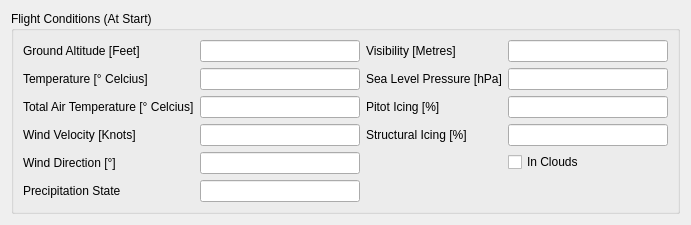
Qt form src/UserInterface/src/Widgets/FlightConditionsWidget.ui (till213/SkyDolly) before a commit.
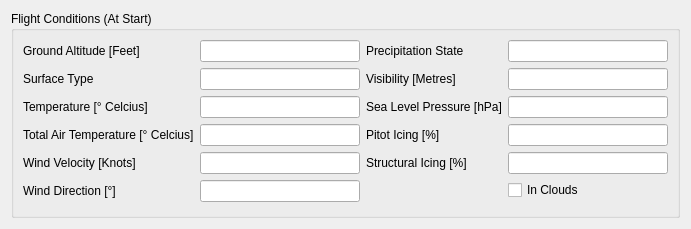
The same form after that commit.

Commit message: Move surface type to flight conditions

What changed in the file:
```diff
--- a/src/UserInterface/src/Widgets/FlightConditionsWidget.ui
+++ b/src/UserInterface/src/Widgets/FlightConditionsWidget.ui
@@ -7,32 +7,176 @@
     <x>0</x>
     <y>0</y>
     <width>666</width>
-    <height>222</height>
+    <height>226</height>
    </rect>
   </property>
   <property name="windowTitle">
    <string>Form</string>
   </property>
-  <layout class="QGridLayout" name="gridLayout">
+  <layout class="QGridLayout" name="gridLayout_2">
    <item row="0" column="0">
     <widget class="QGroupBox" name="groupBox">
      <property name="title">
       <string>Flight Conditions (At Start)</string>
      </property>
-     <layout class="QGridLayout" name="gridLayout_2">
+     <layout class="QGridLayout" name="gridLayout">
+      <item row="0" column="0">
+       <layout class="QFormLayout" name="formLayout">
+        <item row="0" column="0">
+         <widget class="QLabel" name="label_14">
+          <property name="text">
+           <string>Ground Altitude [Feet]</string>
+          </property>
+         </widget>
+        </item>
+        <item row="0" column="1">
+         <widget class="QLineEdit" name="groundAltitudeLineEdit">
+          <property name="minimumSize">
+           <size>
+            <width>160</width>
+            <height>0</height>
+           </size>
+          </property>
+          <property name="readOnly">
+           <bool>true</bool>
+          </property>
+         </widget>
+        </item>
+        <item row="1" column="0">
+         <widget class="QLabel" name="label_9">
+          <property name="text">
+           <string>Surface Type</string>
+          </property>
+         </widget>
+        </item>
+        <item row="1" column="1">
+         <widget class="QLineEdit" name="surfaceTypeLineEdit">
+          <property name="minimumSize">
+           <size>
+            <width>160</width>
+            <height>0</height>
+           </size>
+          </property>
+          <property name="text">
+           <string/>
+          </property>
+          <property name="readOnly">
+           <bool>true</bool>
+          </property>
+         </widget>
+        </item>
+        <item row="2" column="0">
+         <widget class="QLabel" name="label_15">
+          <property name="text">
+           <string>Temperature [° Celcius]</string>
+          </property>
+         </widget>
+        </item>
+        <item row="2" column="1">
+         <widget class="QLineEdit" name="temperatureLineEdit">
+          <property name="minimumSize">
+           <size>
+            <width>160</width>
+            <height>0</height>
+           </size>
+          </property>
+          <property name="readOnly">
+           <bool>true</bool>
+          </property>
+         </widget>
+        </item>
+        <item row="3" column="0">
+         <widget class="QLabel" name="label_16">
+          <property name="text">
+           <string>Total Air Temperature [° Celcius]</string>
+          </property>
+         </widget>
+        </item>
+        <item row="3" column="1">
+         <widget class="QLineEdit" name="totalAirTemperatureLineEdit">
+          <property name="minimumSize">
+           <size>
+            <width>160</width>
+            <height>0</height>
+           </size>
+          </property>
+          <property name="readOnly">
+           <bool>true</bool>
+          </property>
+         </widget>
+        </item>
+        <item row="4" column="0">
+         <widget class="QLabel" name="label_17">
+          <property name="text">
+           <string>Wind Velocity [Knots]</string>
+          </property>
+         </widget>
+        </item>
+        <item row="4" column="1">
+         <widget class="QLineEdit" name="windVelocityLineEdit">
+          <property name="minimumSize">
+           <size>
+            <width>160</width>
+            <height>0</height>
+           </size>
+          </property>
+          <property name="readOnly">
+           <bool>true</bool>
+          </property>
+         </widget>
+        </item>
+        <item row="5" column="0">
+         <widget class="QLabel" name="label_18">
+          <property name="text">
+           <string>Wind Direction [°]</string>
+          </property>
+         </widget>
+        </item>
+        <item row="5" column="1">
+         <widget class="QLineEdit" name="windDirectionLineEdit">
+          <property name="minimumSize">
+           <size>
+            <width>160</width>
+            <height>0</height>
+           </size>
+          </property>
+          <property name="readOnly">
+           <bool>true</bool>
+          </property>
+         </widget>
+        </item>
+       </layout>
+      </item>
       <item row="0" column="1">
-       <layout class="QFormLayout" name="formLayout_4">
-        <property name="sizeConstraint">
-         <enum>QLayout::SetMinimumSize</enum>
-        </property>
+       <layout class="QFormLayout" name="formLayout_2">
         <item row="0" column="0">
+         <widget class="QLabel" name="label_19">
+          <property name="text">
+           <string>Precipitation State</string>
+          </property>
+         </widget>
+        </item>
+        <item row="0" column="1">
+         <widget class="QLineEdit" name="precipitationStateLineEdit">
+          <property name="minimumSize">
+           <size>
+            <width>160</width>
+            <height>0</height>
+           </size>
+          </property>
+          <property name="readOnly">
+           <bool>true</bool>
+          </property>
+         </widget>
+        </item>
+        <item row="1" column="0">
          <widget class="QLabel" name="label_21">
           <property name="text">
            <string>Visibility [Metres]</string>
           </property>
          </widget>
         </item>
-        <item row="0" column="1">
+        <item row="1" column="1">
          <widget class="QLineEdit" name="visibilityLineEdit">
           <property name="minimumSize">
            <size>
@@ -45,14 +189,14 @@
           </property>
          </widget>
         </item>
-        <item row="1" column="0">
+        <item row="2" column="0">
          <widget class="QLabel" name="label_22">
           <property name="text">
            <string>Sea Level Pressure [hPa]</string>
           </property>
          </widget>
         </item>
-        <item row="1" column="1">
+        <item row="2" column="1">
          <widget class="QLineEdit" name="seaLevelPressure">
           <property name="minimumSize">
            <size>
@@ -65,14 +209,14 @@
           </property>
          </widget>
         </item>
-        <item row="2" column="0">
+        <item row="3" column="0">
          <widget class="QLabel" name="label_23">
           <property name="text">
            <string>Pitot Icing [%]</string>
           </property>
          </widget>
         </item>
-        <item row="2" column="1">
+        <item row="3" column="1">
          <widget class="QLineEdit" name="pitotIcingLineEdit">
           <property name="minimumSize">
            <size>
@@ -85,14 +229,14 @@
           </property>
          </widget>
         </item>
-        <item row="3" column="0">
+        <item row="4" column="0">
          <widget class="QLabel" name="label_25">
           <property name="text">
            <string>Structural Icing [%]</string>
           </property>
          </widget>
         </item>
-        <item row="3" column="1">
+        <item row="4" column="1">
          <widget class="QLineEdit" name="structuralIcingLineEdit">
           <property name="minimumSize">
            <size>
@@ -105,20 +249,7 @@
           </property>
          </widget>
         </item>
-        <item row="5" column="0">
-         <spacer name="verticalSpacer_2">
-          <property name="orientation">
-           <enum>Qt::Vertical</enum>
-          </property>
-          <property name="sizeHint" stdset="0">
-           <size>
-            <width>20</width>
-            <height>40</height>
-           </size>
-          </property>
-         </spacer>
-        </item>
-        <item row="4" column="1">
+        <item row="5" column="1">
          <widget class="QCheckBox" name="inCloudsCheckBox">
           <property name="enabled">
            <bool>true</bool>
@@ -140,132 +271,18 @@
           </property>
          </widget>
         </item>
-       </layout>
-      </item>
-      <item row="0" column="0">
-       <layout class="QFormLayout" name="formLayout_3">
-        <property name="sizeConstraint">
-         <enum>QLayout::SetMinimumSize</enum>
-        </property>
-        <item row="0" column="0">
-         <widget class="QLabel" name="label_14">
-          <property name="text">
-           <string>Ground Altitude [Feet]</string>
+        <item row="6" column="1">
+         <spacer name="verticalSpacer">
+          <property name="orientation">
+           <enum>Qt::Vertical</enum>
           </property>
-         </widget>
-        </item>
-        <item row="0" column="1">
-         <widget class="QLineEdit" name="groundAltitudeLineEdit">
-          <property name="minimumSize">
+          <property name="sizeHint" stdset="0">
            <size>
-            <width>160</width>
-            <height>0</height>
+            <width>20</width>
+            <height>40</height>
            </size>
           </property>
-          <property name="readOnly">
-           <bool>true</bool>
-          </property>
-         </widget>
-        </item>
-        <item row="1" column="0">
-         <widget class="QLabel" name="label_15">
-          <property name="text">
-           <string>Temperature [° Celcius]</string>
-          </property>
-         </widget>
-        </item>
-        <item row="1" column="1">
-         <widget class="QLineEdit" name="temperatureLineEdit">
-          <property name="minimumSize">
-           <size>
-            <width>160</width>
-            <height>0</height>
-           </size>
-          </property>
-          <property name="readOnly">
-           <bool>true</bool>
-          </property>
-         </widget>
-        </item>
-        <item row="2" column="0">
-         <widget class="QLabel" name="label_16">
-          <property name="text">
-           <string>Total Air Temperature [° Celcius]</string>
-          </property>
-         </widget>
-        </item>
-        <item row="2" column="1">
-         <widget class="QLineEdit" name="totalAirTemperatureLineEdit">
-          <property name="minimumSize">
-           <size>
-            <width>160</width>
-            <height>0</height>
-           </size>
-          </property>
-          <property name="readOnly">
-           <bool>true</bool>
-          </property>
-         </widget>
-        </item>
-        <item row="3" column="0">
-         <widget class="QLabel" name="label_17">
-          <property name="text">
-           <string>Wind Velocity [Knots]</string>
-          </property>
-         </widget>
-        </item>
-        <item row="3" column="1">
-         <widget class="QLineEdit" name="windVelocityLineEdit">
-          <property name="minimumSize">
-           <size>
-            <width>160</width>
-            <height>0</height>
-           </size>
-          </property>
-          <property name="readOnly">
-           <bool>true</bool>
-          </property>
-         </widget>
-        </item>
-        <item row="4" column="0">
-         <widget class="QLabel" name="label_18">
-          <property name="text">
-           <string>Wind Direction [°]</string>
-          </property>
-         </widget>
-        </item>
-        <item row="4" column="1">
-         <widget class="QLineEdit" name="windDirectionLineEdit">
-          <property name="minimumSize">
-           <size>
-            <width>160</width>
-            <height>0</height>
-           </size>
-          </property>
-          <property name="readOnly">
-           <bool>true</bool>
-          </property>
-         </widget>
-        </item>
-        <item row="5" column="0">
-         <widget class="QLabel" name="label_19">
-          <property name="text">
-           <string>Precipitation State</string>
-          </property>
-         </widget>
-        </item>
-        <item row="5" column="1">
-         <widget class="QLineEdit" name="precipitationStateLineEdit">
-          <property name="minimumSize">
-           <size>
-            <width>160</width>
-            <height>0</height>
-           </size>
-          </property>
-          <property name="readOnly">
-           <bool>true</bool>
-          </property>
-         </widget>
+         </spacer>
         </item>
        </layout>
       </item>
```
The commit also changes 8 other files.
